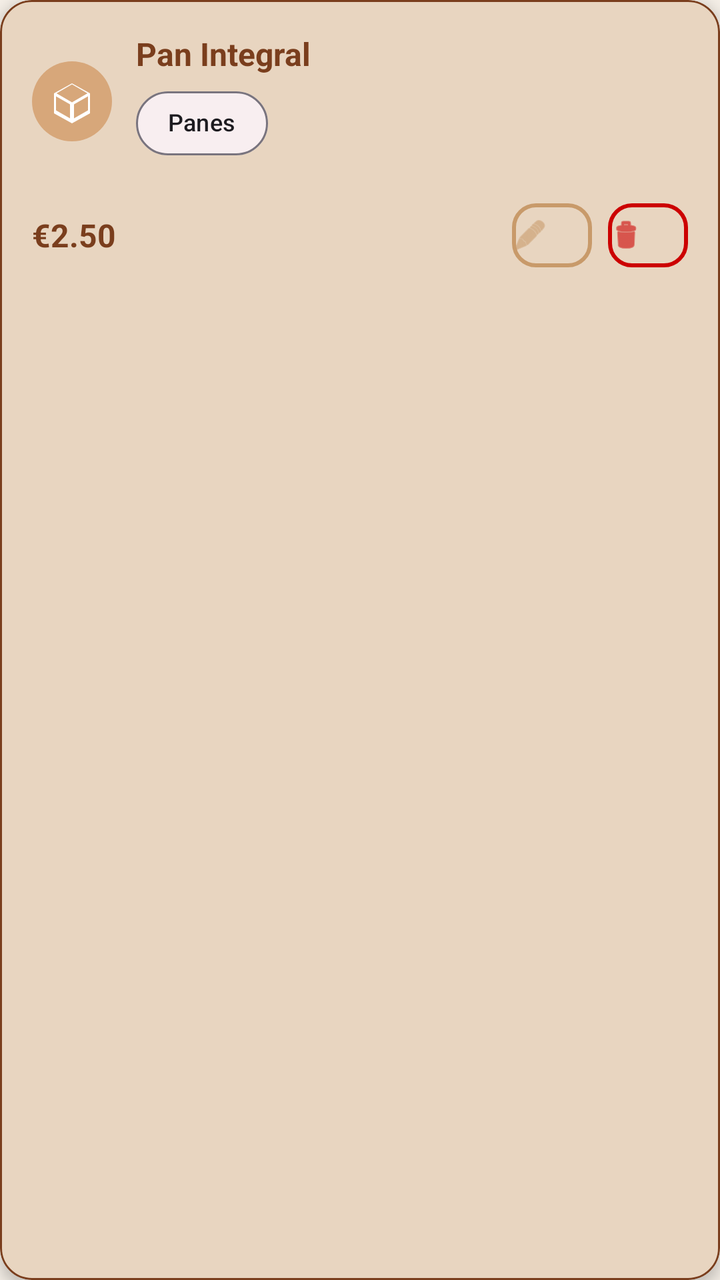
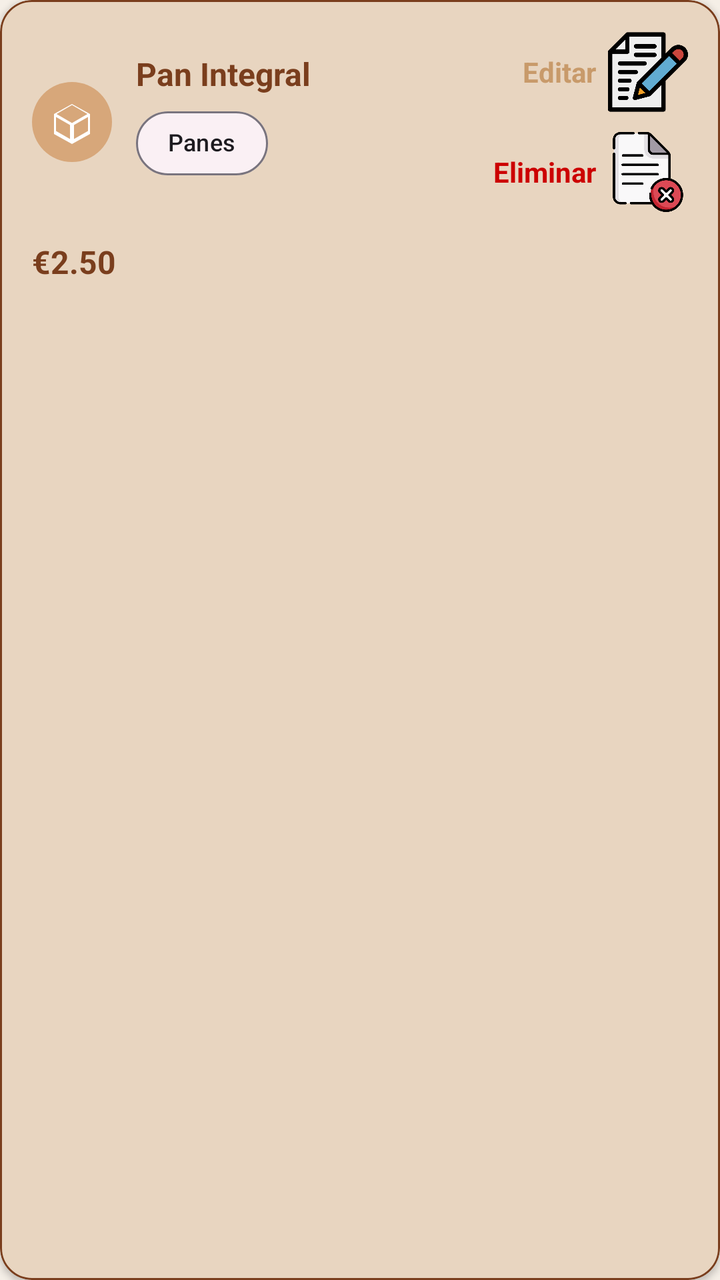

Two renders of the same Android screen: before a commit and after it. Below are the layout's source before the change and the commit's diff.
<!-- AndroidManifest.xml: application theme Theme.AppPanadero -->
<!-- res/layout/item_producto_admin.xml -->
<?xml version="1.0" encoding="utf-8"?>
<com.google.android.material.card.MaterialCardView
    xmlns:android="http://schemas.android.com/apk/res/android"
    xmlns:app="http://schemas.android.com/apk/res-auto"
    android:layout_width="match_parent"
    android:layout_height="wrap_content"
    android:layout_marginBottom="16dp"
    app:cardCornerRadius="16dp"
    app:cardElevation="4dp"
    style="@style/CardSecondary"
    app:strokeWidth="1dp">

    <LinearLayout
        android:layout_width="match_parent"
        android:layout_height="wrap_content"
        android:orientation="vertical"
        android:padding="16dp">

        
        <LinearLayout
            android:layout_width="match_parent"
            android:layout_height="wrap_content"
            android:orientation="horizontal"
            android:gravity="center_vertical">

            
            <ImageView
                android:layout_width="40dp"
                android:layout_height="40dp"
                android:src="@drawable/ic_box"
                android:background="@drawable/bg_circle_light"
                android:padding="8dp"/>

            
            <LinearLayout
                android:layout_width="0dp"
                android:layout_height="wrap_content"
                android:layout_weight="1"
                android:layout_marginStart="12dp"
                android:orientation="vertical">

                <TextView
                    android:id="@+id/tvNombreProducto"
                    android:layout_width="wrap_content"
                    android:layout_height="wrap_content"
                    android:text="Pan Integral"
                    android:textStyle="bold"
                    android:textSize="16sp"
                    android:textColor="@color/primary_dark"/>

                
                <com.google.android.material.chip.Chip
                    android:id="@+id/chipCategoria"
                    android:layout_width="wrap_content"
                    android:layout_height="wrap_content"
                    android:text="Panes"
                    app:chipCornerRadius="16dp"
                    app:chipStrokeWidth="1dp"
                    android:textSize="12sp"/>

            </LinearLayout>

        </LinearLayout>

        
        <LinearLayout
            android:layout_width="match_parent"
            android:layout_height="wrap_content"
            android:orientation="horizontal"
            android:layout_marginTop="12dp"
            android:gravity="center_vertical">

            
            <LinearLayout
                android:layout_width="0dp"
                android:layout_height="wrap_content"
                android:layout_weight="1"
                android:orientation="vertical">

                <TextView
                    android:id="@+id/tvPrecio"
                    android:layout_width="wrap_content"
                    android:layout_height="wrap_content"
                    android:text="€2.50"
                    android:textStyle="bold"
                    android:textSize="16sp"
                    android:textColor="@color/primary_dark"/>


            </LinearLayout>

            
            <LinearLayout
                android:layout_width="wrap_content"
                android:layout_height="wrap_content"
                android:orientation="horizontal">

                <com.google.android.material.button.MaterialButton
                    android:id="@+id/btnEditar"
                    android:layout_width="40dp"
                    android:layout_height="40dp"
                    android:backgroundTint="@android:color/transparent"
                    android:padding="0dp"
                    app:cornerRadius="12dp"
                    app:icon="@android:drawable/ic_menu_edit"
                    app:iconTint="@color/primary_color"
                    app:strokeColor="@color/primary_color"
                    app:strokeWidth="2dp" />

                <com.google.android.material.button.MaterialButton
                    android:id="@+id/btnEliminar"
                    android:layout_width="40dp"
                    android:layout_height="40dp"
                    android:layout_marginStart="8dp"
                    android:backgroundTint="@android:color/transparent"
                    android:padding="0dp"
                    app:cornerRadius="12dp"
                    app:icon="@android:drawable/ic_menu_delete"
                    app:iconTint="@android:color/holo_red_dark"
                    app:strokeColor="@android:color/holo_red_dark"
                    app:strokeWidth="2dp" />

            </LinearLayout>

        </LinearLayout>

    </LinearLayout>

</com.google.android.material.card.MaterialCardView>
<!-- resources referenced by this layout -->
<resources>
  <color name="primary_color">#C89A6A</color>
  <color name="primary_dark">#7A3E1D</color>
  <!-- drawable bg_circle_light (drawable) -->
  <shape xmlns:android="http://schemas.android.com/apk/res/android">
      <solid android:color="@color/primary_light"/>
      <corners android:radius="50dp"/>
  </shape>
  <!-- drawable ic_box (drawable) -->
  <vector xmlns:android="http://schemas.android.com/apk/res/android"
      android:width="24dp"
      android:height="24dp"
      android:viewportWidth="24"
      android:viewportHeight="24"
      android:tint="@android:color/white">
  
      <path
          android:fillColor="@android:color/white"
          android:pathData="M21,8l-9,-5 -9,5v10l9,5 9,-5V8zM12,3.5L19.74,8 12,12.5 4.26,8 12,3.5zM4,9.5l7,4v7l-7,-4v-7zm16,0v7l-7,4v-7l7,-4z"/>
  </vector>
  <style name="CardSecondary" parent="Widget.Material3.CardView.Outlined">
  
          
          <item name="cardCornerRadius">16dp</item>
  
          
          <item name="cardElevation">2dp</item>
  
          
          <item name="cardBackgroundColor">@color/brown_light</item>
  
          
          <item name="strokeColor">@color/primary_dark</item>
          <item name="strokeWidth">1dp</item>
  
      </style>
  <style name="Theme.AppPanadero" parent="Base.Theme.AppPanadero" />
  <color name="primary_light">#D7A77A</color>
  <color name="brown_light">#E8D5C0</color>
  <style name="Base.Theme.AppPanadero" parent="Theme.Material3.DayNight.NoActionBar">
          <item name="android:colorBackground">@color/background</item>
          <item name="colorPrimary">@color/primary_color</item>
          <item name="colorOnPrimary">@color/white</item>
      </style>
  <color name="background">#F5EFE7</color>
  <color name="white">#FFFFFF</color>
</resources>

<!-- the commit's change to res/layout/item_producto_admin.xml (unified diff, before → after) -->
@@ -2,13 +2,17 @@
 <com.google.android.material.card.MaterialCardView
     xmlns:android="http://schemas.android.com/apk/res/android"
     xmlns:app="http://schemas.android.com/apk/res-auto"
+
+    style="@style/CardSecondary"
+
     android:layout_width="match_parent"
     android:layout_height="wrap_content"
     android:layout_marginBottom="16dp"
-    app:cardCornerRadius="16dp"
-    app:cardElevation="4dp"
-    style="@style/CardSecondary"
     app:strokeWidth="1dp">
+
+    
+    
+    
 
     <LinearLayout
         android:layout_width="match_parent"
@@ -17,21 +21,27 @@
         android:padding="16dp">
 
         
+        
+        
+
         <LinearLayout
             android:layout_width="match_parent"
             android:layout_height="wrap_content"
-            android:orientation="horizontal"
-            android:gravity="center_vertical">
+            android:gravity="center_vertical"
+            android:orientation="horizontal">
 
             
             <ImageView
                 android:layout_width="40dp"
                 android:layout_height="40dp"
-                android:src="@drawable/ic_box"
                 android:background="@drawable/bg_circle_light"
-                android:padding="8dp"/>
+                android:padding="8dp"
+                android:src="@drawable/ic_box" />
 
             
+            
+            
+
             <LinearLayout
                 android:layout_width="0dp"
                 android:layout_height="wrap_content"
@@ -39,14 +49,15 @@
                 android:layout_marginStart="12dp"
                 android:orientation="vertical">
 
+                
                 <TextView
                     android:id="@+id/tvNombreProducto"
                     android:layout_width="wrap_content"
                     android:layout_height="wrap_content"
                     android:text="Pan Integral"
-                    android:textStyle="bold"
+                    android:textColor="@color/primary_dark"
                     android:textSize="16sp"
-                    android:textColor="@color/primary_dark"/>
+                    android:textStyle="bold" />
 
                 
                 <com.google.android.material.chip.Chip
@@ -54,73 +65,95 @@
                     android:layout_width="wrap_content"
                     android:layout_height="wrap_content"
                     android:text="Panes"
+                    android:textSize="12sp"
                     app:chipCornerRadius="16dp"
-                    app:chipStrokeWidth="1dp"
-                    android:textSize="12sp"/>
+                    app:chipStrokeWidth="1dp" />
+
+            </LinearLayout>
+
+            
+            
+            
+
+            <LinearLayout
+                android:layout_width="wrap_content"
+                android:layout_height="wrap_content"
+                android:orientation="vertical"
+                android:gravity="end">
+
+                
+                <LinearLayout
+                    android:layout_width="wrap_content"
+                    android:layout_height="wrap_content"
+                    android:gravity="center_vertical"
+                    android:orientation="horizontal">
+
+                    <TextView
+                        android:layout_width="wrap_content"
+                        android:layout_height="wrap_content"
+                        android:layout_marginEnd="6dp"
+                        android:text="Editar"
+                        android:textColor="@color/primary_color"
+                        android:textStyle="bold" />
+
+                    <ImageView
+                        android:id="@+id/imgEditar"
+                        android:layout_width="40dp"
+                        android:layout_height="40dp"
+                        android:clickable="true"
+                        android:focusable="true"
+                        android:src="@drawable/img_editar" />
+
+                </LinearLayout>
+
+                
+                <LinearLayout
+                    android:layout_width="wrap_content"
+                    android:layout_height="wrap_content"
+                    android:layout_marginTop="10dp"
+                    android:gravity="center_vertical"
+                    android:orientation="horizontal">
+
+                    <TextView
+                        android:layout_width="wrap_content"
+                        android:layout_height="wrap_content"
+                        android:layout_marginEnd="6dp"
+                        android:text="Eliminar"
+                        android:textColor="@android:color/holo_red_dark"
+                        android:textStyle="bold" />
+
+                    <ImageView
+                        android:id="@+id/imgEliminar"
+                        android:layout_width="40dp"
+                        android:layout_height="40dp"
+                        android:clickable="true"
+                        android:focusable="true"
+                        android:src="@drawable/img_eliminar" />
+
+                </LinearLayout>
 
             </LinearLayout>
 
         </LinearLayout>
 
         
+        
+        
+
         <LinearLayout
             android:layout_width="match_parent"
             android:layout_height="wrap_content"
-            android:orientation="horizontal"
-            android:layout_marginTop="12dp"
-            android:gravity="center_vertical">
+            android:layout_marginTop="14dp"
+            android:orientation="horizontal">
 
-            
-            <LinearLayout
-                android:layout_width="0dp"
-                android:layout_height="wrap_content"
-                android:layout_weight="1"
-                android:orientation="vertical">
-
-                <TextView
-                    android:id="@+id/tvPrecio"
-                    android:layout_width="wrap_content"
-                    android:layout_height="wrap_content"
-                    android:text="€2.50"
-                    android:textStyle="bold"
-                    android:textSize="16sp"
-                    android:textColor="@color/primary_dark"/>
-
-
-            </LinearLayout>
-
-            
-            <LinearLayout
+            <TextView
+                android:id="@+id/tvPrecio"
                 android:layout_width="wrap_content"
                 android:layout_height="wrap_content"
-                android:orientation="horizontal">
-
-                <com.google.android.material.button.MaterialButton
-                    android:id="@+id/btnEditar"
-                    android:layout_width="40dp"
-                    android:layout_height="40dp"
-                    android:backgroundTint="@android:color/transparent"
-                    android:padding="0dp"
-                    app:cornerRadius="12dp"
-                    app:icon="@android:drawable/ic_menu_edit"
-                    app:iconTint="@color/primary_color"
-                    app:strokeColor="@color/primary_color"
-                    app:strokeWidth="2dp" />
-
-                <com.google.android.material.button.MaterialButton
-                    android:id="@+id/btnEliminar"
-                    android:layout_width="40dp"
-                    android:layout_height="40dp"
-                    android:layout_marginStart="8dp"
-                    android:backgroundTint="@android:color/transparent"
-                    android:padding="0dp"
-                    app:cornerRadius="12dp"
-                    app:icon="@android:drawable/ic_menu_delete"
-                    app:iconTint="@android:color/holo_red_dark"
-                    app:strokeColor="@android:color/holo_red_dark"
-                    app:strokeWidth="2dp" />
-
-            </LinearLayout>
+                android:text="€2.50"
+                android:textColor="@color/primary_dark"
+                android:textSize="16sp"
+                android:textStyle="bold" />
 
         </LinearLayout>
 
<!-- resource entries referenced after the edit -->
@@ -19,6 +19,8 @@
           android:fillColor="@android:color/white"
           android:pathData="M21,8l-9,-5 -9,5v10l9,5 9,-5V8zM12,3.5L19.74,8 12,12.5 4.26,8 12,3.5zM4,9.5l7,4v7l-7,-4v-7zm16,0v7l-7,4v-7l7,-4z"/>
   </vector>
+  <!-- drawable img_editar: png bitmap (drawable, 15419 bytes) -->
+  <!-- drawable img_eliminar: png bitmap (drawable, 23910 bytes) -->
   <style name="CardSecondary" parent="Widget.Material3.CardView.Outlined">
   
           
